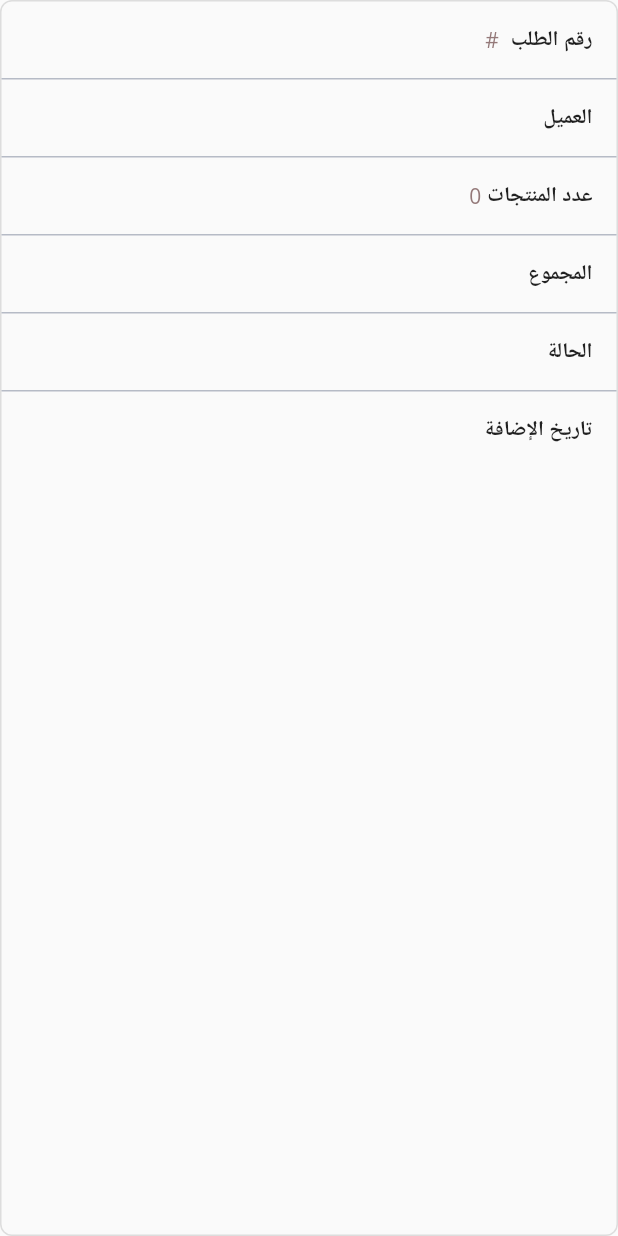
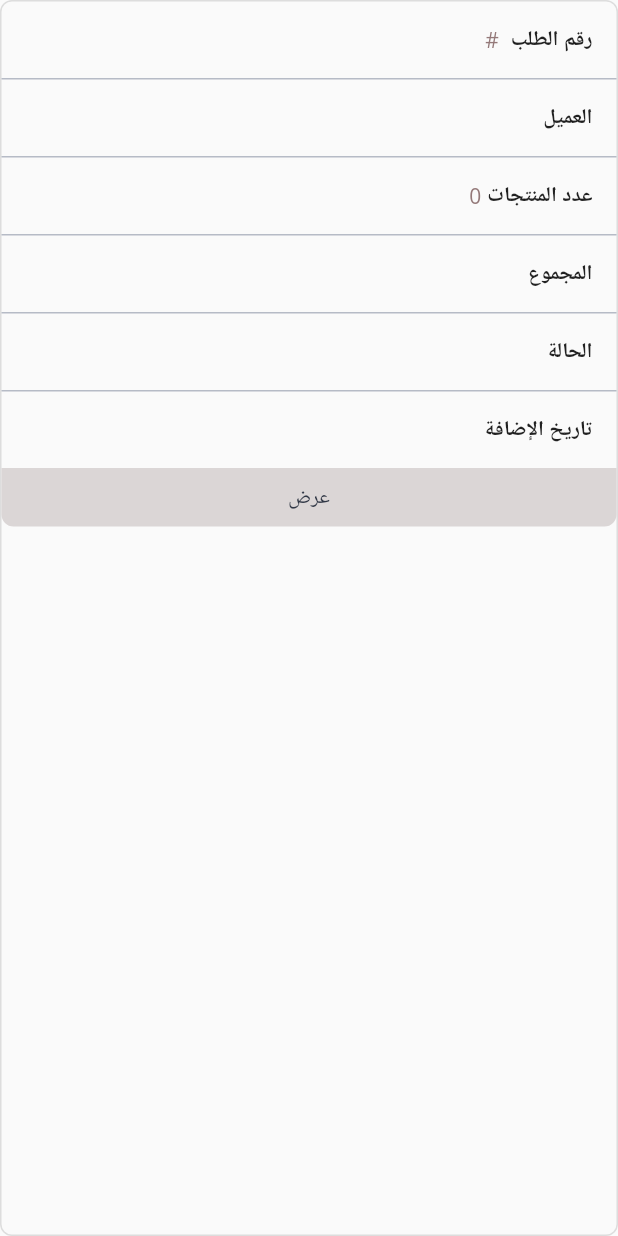
Before and after one commit to wellRoundedAppDev/bama_turning_point, a Flutter app: the OrderHistoryItem widget shown alone on an empty page, opened directly with empty values, on a phone screen of 412 x 824 dp. Run offline on Flutter 3.47's test engine with Material 3 defaults, Android fonts, the phone set to English and light mode, and no system bars; our stand-ins replace audioplayers, bloc, curved_navigation_bar, dio, dropdown_search, flutter_bloc and 7 more; missing offline and left inert: carousel_slider_plus, dart:ffi, flutter_email_sender, mailer; accounts and stored records are empty; generated files the repository leaves out were written again; network calls fail.

Commit message:
feb 18 2025

```diff
--- a/lib/account/presentation/screens/widgets/order_history_item.dart
+++ b/lib/account/presentation/screens/widgets/order_history_item.dart
@@ -264,35 +264,35 @@ class OrderHistoryItem extends StatelessWidget {
               ],
             ),
           ),
-          // GestureDetector(
-          //   onTap: () {
-          //     Navigator.push(
-          //         context,
-          //         PageTransition(
-          //             child: BlocProvider.value(
-          //                 value: AccountCubit.get(context)
-          //                   ..setOrderDetails(
-          //                       int.tryParse(customerOrder?.orderId ?? "") ??
-          //                           0),
-          //                 child: OrderDetailsScreen()),
-          //             type: PageTransitionType.leftToRight));
-          //   },
-          //   child: Container(
-          //     width: MediaQuery.of(context).size.width,
-          //     decoration: const BoxDecoration(
-          //         color: Color(0xffDBD6D6),
-          //         borderRadius: BorderRadius.only(
-          //             bottomLeft: Radius.circular(8),
-          //             bottomRight: Radius.circular(8))),
-          //     padding: const EdgeInsets.symmetric(vertical: 10),
-          //     child: Center(
-          //         child: Text(
-          //       AppLocalizations.of(context)!.view,
-          //       style: const TextStyle(
-          //           fontSize: FontSizes.FONT_SIZE_14, color: Color(0xff313846)),
-          //     )),
-          //   ),
-          // )
+          GestureDetector(
+            onTap: () {
+              Navigator.push(
+                  context,
+                  PageTransition(
+                      child: BlocProvider.value(
+                          value: AccountCubit.get(context)
+                            ..setOrderDetails(
+                                int.tryParse(customerOrder?.orderId ?? "") ??
+                                    0),
+                          child: OrderDetailsScreen()),
+                      type: PageTransitionType.leftToRight));
+            },
+            child: Container(
+              width: MediaQuery.of(context).size.width,
+              decoration: const BoxDecoration(
+                  color: Color(0xffDBD6D6),
+                  borderRadius: BorderRadius.only(
+                      bottomLeft: Radius.circular(8),
+                      bottomRight: Radius.circular(8))),
+              padding: const EdgeInsets.symmetric(vertical: 10),
+              child: Center(
+                  child: Text(
+                AppLocalizations.of(context)!.view,
+                style: const TextStyle(
+                    fontSize: FontSizes.FONT_SIZE_14, color: Color(0xff313846)),
+              )),
+            ),
+          )
         ],
       ),
     );
--- a/pubspec.yaml
+++ b/pubspec.yaml
@@ -150,4 +150,4 @@ flutter_icons:
   android: true
   ios: true
   remove_alpha_ios: true
-  image_path: "assets/images/app_splash_logo.png"
+  image_path: "assets/images/app_icon.jpeg"
```
Also changed, not shown: assets/images/app_icon.jpeg, 5 other files.
